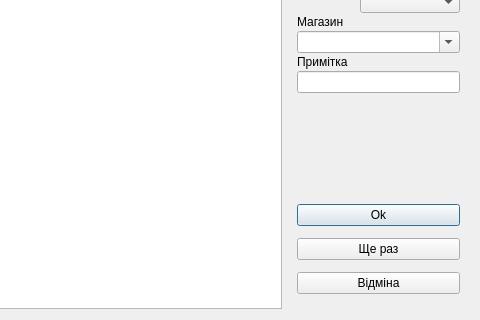
Above: src/gui/forms/document-dialog.ui from barmakuks/home-budget-git before the change; both pictures show x 87 to 567 and y 166 to 486 of the 567 by 486 pixel window. Below: the same form after it.
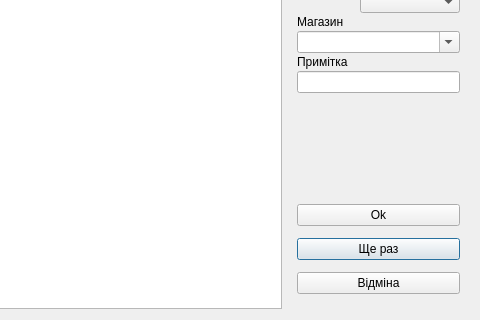
That is the form after the change.

Commit message: add document amount autofocus. double value round bug fixed (147.17 >> 147.169999)

```diff
--- a/src/gui/forms/document-dialog.ui
+++ b/src/gui/forms/document-dialog.ui
@@ -181,6 +181,9 @@
            <property name="text">
             <string>Ok</string>
            </property>
+           <property name="autoDefault">
+            <bool>false</bool>
+           </property>
           </widget>
          </item>
          <item>
@@ -188,6 +191,12 @@
            <property name="text">
             <string>Ще раз</string>
            </property>
+           <property name="autoDefault">
+            <bool>false</bool>
+           </property>
+           <property name="default">
+            <bool>true</bool>
+           </property>
           </widget>
          </item>
          <item>
```
Left out of the diff: 3 changed lines with no effect on the pictures. The commit also changes 3 other files.
